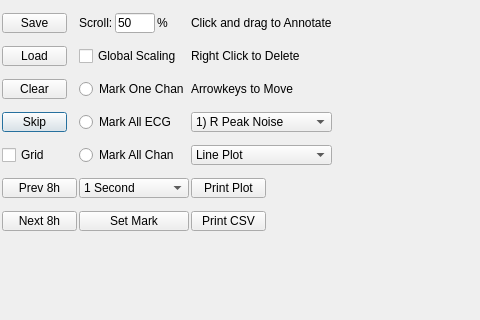
First picture: the form in source/qtvi/noise_marking_gui.ui, repository MiraWelner/QTVI, before the edit; both pictures show x 0 to 480 and y 0 to 320 of the 1303 by 636 pixel window.
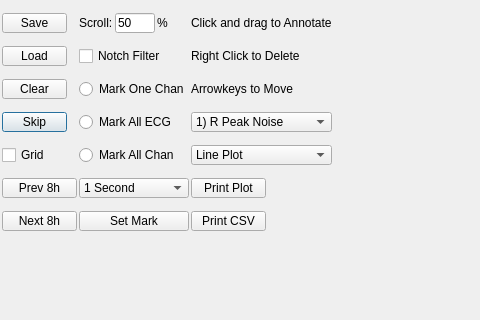
Second picture: the form after the edit. Custom widgets are drawn as their Qt base class.

Patch:
```diff
--- a/source/qtvi/noise_marking_gui.ui
+++ b/source/qtvi/noise_marking_gui.ui
@@ -148,7 +148,7 @@
           </size>
          </property>
          <property name="text">
-          <string>Global Scaling</string>
+          <string>Notch Filter</string>
          </property>
         </widget>
        </item>
```
Left out of the diff: 2 changed lines with no effect on the pictures.
